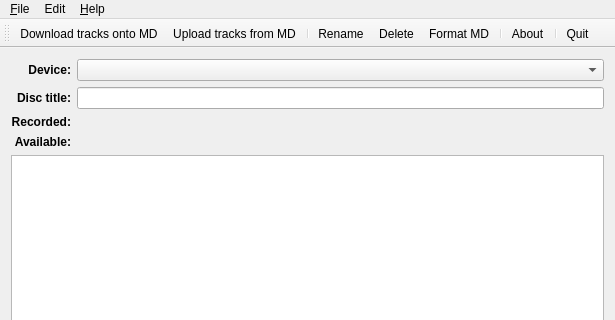
Qt form qhimdtransfer/qhimdmainwindow.ui (linux-minidisc/linux-minidisc) before a commit; both pictures show x 0 to 615 and y 0 to 320 of the 615 by 558 pixel window.
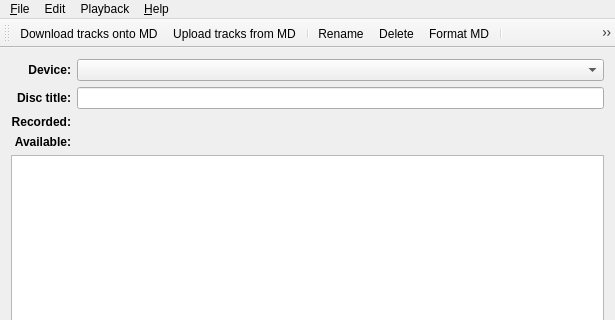
The same form after that commit. Icons and pictures are not drawn.

Commit message: QHiMDTransfer: Playback controls for NetMD devices

Patch:
```diff
--- a/qhimdtransfer/qhimdmainwindow.ui
+++ b/qhimdtransfer/qhimdmainwindow.ui
@@ -144,7 +144,7 @@
      <x>0</x>
      <y>0</y>
      <width>615</width>
-     <height>24</height>
+     <height>22</height>
     </rect>
    </property>
    <widget class="QMenu" name="menu_Action">
@@ -173,8 +173,15 @@
     <addaction name="action_Delete"/>
     <addaction name="action_Rename"/>
    </widget>
+   <widget class="QMenu" name="menuPlayback">
+    <property name="title">
+     <string>Playback</string>
+    </property>
+    <addaction name="action_PlaybackControls"/>
+   </widget>
    <addaction name="menu_Action"/>
    <addaction name="menuEdit"/>
+   <addaction name="menuPlayback"/>
    <addaction name="menu"/>
   </widget>
   <widget class="QStatusBar" name="statusBar"/>
@@ -195,6 +202,8 @@
    <addaction name="action_Delete"/>
    <addaction name="action_Format"/>
    <addaction name="separator"/>
+   <addaction name="action_PlaybackControls"/>
+   <addaction name="separator"/>
    <addaction name="action_About"/>
    <addaction name="separator"/>
    <addaction name="action_Quit"/>
@@ -268,6 +277,18 @@
     <string>&amp;Quit</string>
    </property>
   </action>
+  <action name="action_PlaybackControls">
+   <property name="icon">
+    <iconset resource="icons.qrc">
+     <normaloff>:/icons/media-playback-start.png</normaloff>:/icons/media-playback-start.png</iconset>
+   </property>
+   <property name="text">
+    <string>Open Playback Controls</string>
+   </property>
+   <property name="toolTip">
+    <string>Playback Controls</string>
+   </property>
+  </action>
  </widget>
  <layoutdefault spacing="6" margin="11"/>
  <resources>
```
Left out of the diff: 11 changed lines with no effect on the pictures. The commit also changes 18 other files.
